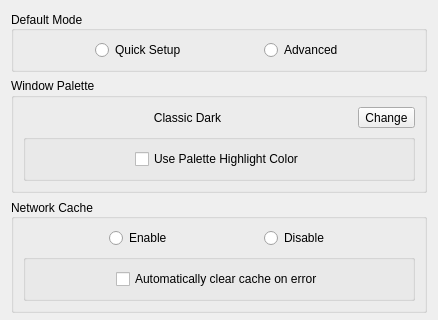
Above: preferencesdialog.ui from FortuneStreetModding/csmm-qt before the change; both pictures show x 0 to 438 and y 0 to 320 of the 438 by 761 pixel window. Below: the same form after it.
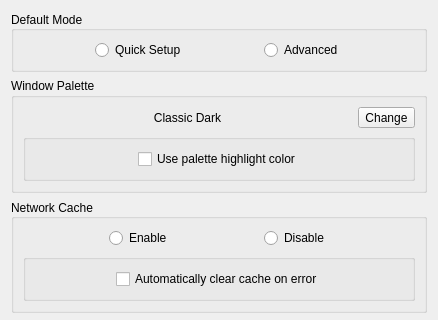
That is the form after the change. Icons and pictures are not drawn.

Commit message: Add Preferences button to Quick Start, update error handling and messaging around low disk space, and add the ability to stay in CSMM after exporting an image, rather than forcing the application to close

The edit to the form file:
```diff
--- a/preferencesdialog.ui
+++ b/preferencesdialog.ui
@@ -194,7 +194,7 @@
          <item>
           <widget class="QCheckBox" name="usePaletteHighlightColorCheckbox">
            <property name="text">
-            <string>Use Palette Highlight Color</string>
+            <string>Use palette highlight color</string>
            </property>
           </widget>
          </item>
```
The commit also changes 3 other files.
